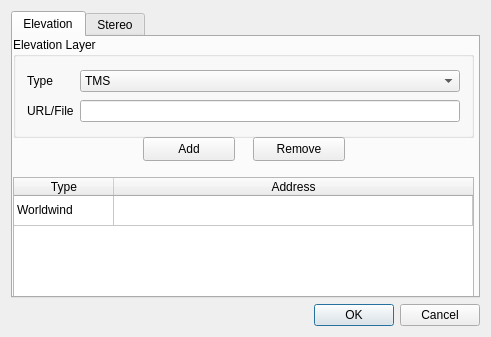
Old version of the form src/plugins/globe/globe_plugin_dialog_guibase.ui in the repository sourcepole/qgis.
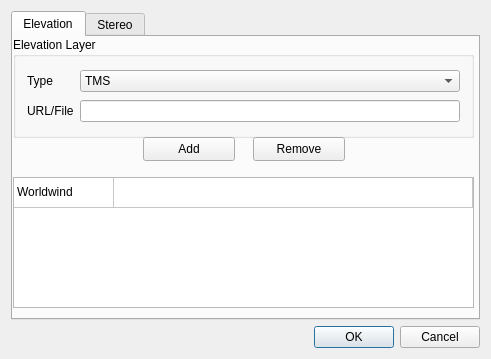
New version of the form. The open tabs and pages were chosen to show the change. Icons and pictures are not drawn.

Commit message: forgot this files in last checkout

The edit to the form file:
```diff
--- a/src/plugins/globe/globe_plugin_dialog_guibase.ui
+++ b/src/plugins/globe/globe_plugin_dialog_guibase.ui
@@ -7,7 +7,7 @@
     <x>0</x>
     <y>0</y>
     <width>491</width>
-    <height>337</height>
+    <height>359</height>
    </rect>
   </property>
   <property name="sizePolicy">
@@ -56,7 +56,7 @@
         <number>2</number>
        </property>
        <attribute name="horizontalHeaderVisible">
-        <bool>true</bool>
+        <bool>false</bool>
        </attribute>
        <attribute name="horizontalHeaderStretchLastSection">
         <bool>true</bool>
```
Left out of the diff: 4 changed lines with no effect on the pictures. The commit also changes 2 other files.
